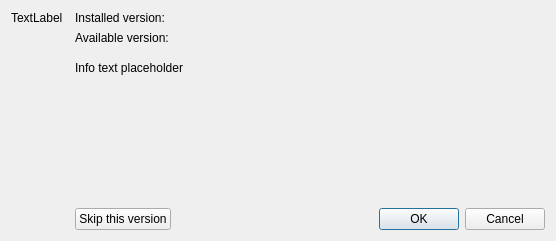
Above: src/gui/updater/appimageupdateavailabledialog.ui from GrossLukas/client before the change. Below: the same form after it.
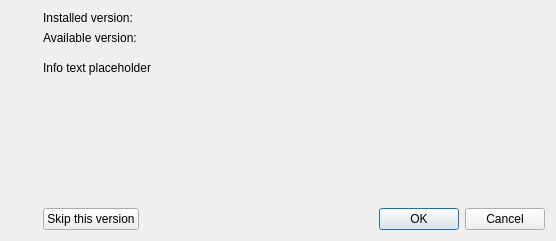
That is the form after the change.

Commit message:
Remove "TextLabel" texts from `QLabel`s in .ui files
These are unnecessary, as they are programmatically replaced by the
wanted text. They do end up in translations though, so they produce
confusion there.

```diff
--- a/src/gui/updater/appimageupdateavailabledialog.ui
+++ b/src/gui/updater/appimageupdateavailabledialog.ui
@@ -27,9 +27,6 @@
      </property>
      <item>
       <widget class="QLabel" name="appIconLabel">
-       <property name="text">
-        <string>TextLabel</string>
-       </property>
       </widget>
      </item>
      <item>
```
The commit also changes 8 other files.
